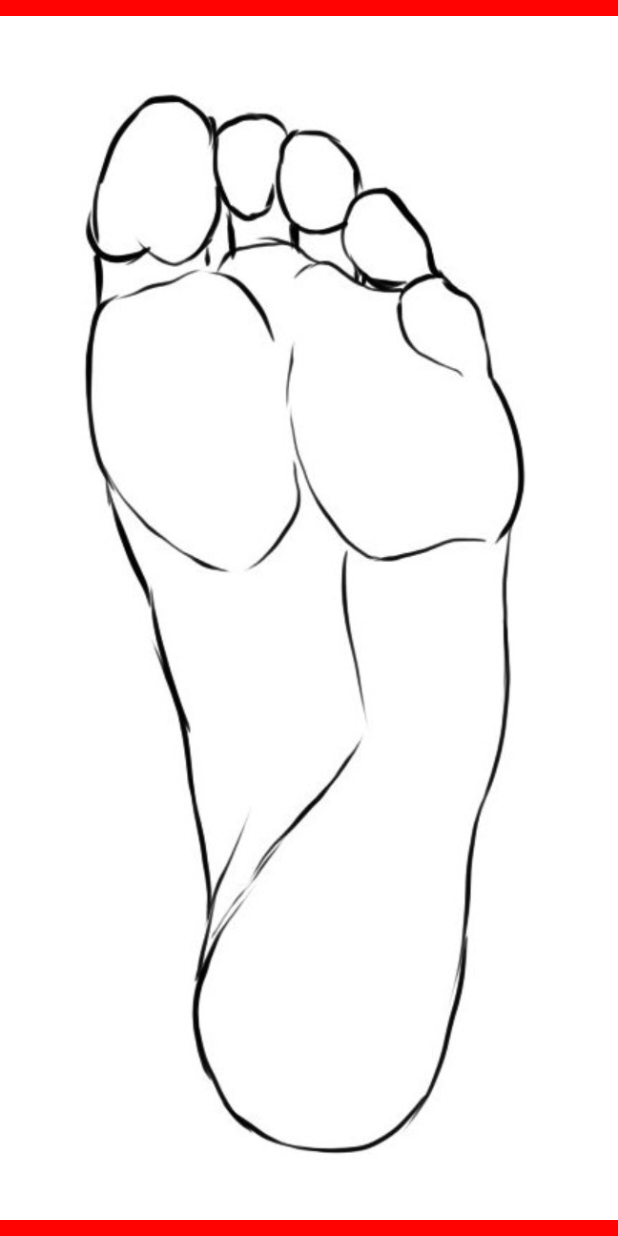
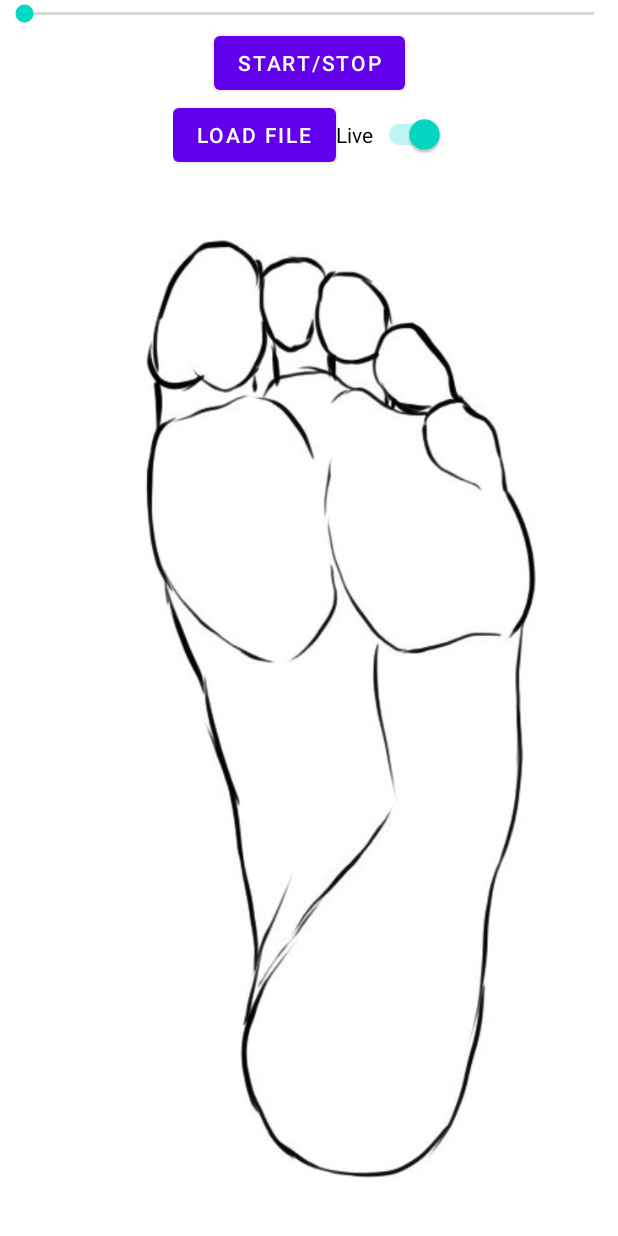
Before and after one commit to Laplace00/Project-E--448_skripsie, an Android app: the layout fragment_heatmap.xml on its own in the app's theme, with its tools: preview values and no code run, on a phone screen of 412 x 824 dp. Run offline under Robolectric (Android 15) with nearby library versions, the light colour scheme and no system bars.

Commit message:
Added baie dinge

```diff
--- a/Footstrike/app/build.gradle
+++ b/Footstrike/app/build.gradle
@@ -7,7 +7,7 @@ android {
 
     defaultConfig {
         applicationId "com.footstrike.myapplication"
-        minSdk 21
+        minSdk 25
         targetSdk 32
         versionCode 1
         versionName "1.0"
--- a/Footstrike/app/src/main/AndroidManifest.xml
+++ b/Footstrike/app/src/main/AndroidManifest.xml
@@ -4,6 +4,9 @@
 
     <uses-permission android:name="android.permission.BLUETOOTH_CONNECT" />
     <uses-permission android:name="android.permission.BLUETOOTH" />
+
+    <uses-permission android:name = "android.permission.WRITE_EXTERNAL_STORAGE"/>
+    <uses-permission android:name = "android.permission.READ_EXTERNAL_STORAGE"/>
 
     <application
         android:allowBackup="true"
--- a/Footstrike/app/src/main/res/layout/fragment_heatmap.xml
+++ b/Footstrike/app/src/main/res/layout/fragment_heatmap.xml
@@ -5,17 +5,60 @@
     android:id="@+id/frameLayout"
     android:layout_width="match_parent"
     android:layout_height="match_parent"
-    android:background="#FF0202"
     tools:context=".HeatmapFragment">
+
+    <com.footstrike.myapplication.DataSeeker
+        android:id="@+id/dataSeeker"
+        android:layout_width="0dp"
+        android:layout_height="wrap_content"
+        app:layout_constraintEnd_toEndOf="parent"
+        app:layout_constraintStart_toStartOf="parent"
+        app:layout_constraintTop_toTopOf="parent" />
+
+    <Button
+        android:id="@+id/btnStartStop"
+        android:layout_width="wrap_content"
+        android:layout_height="wrap_content"
+        android:text="Start/Stop"
+        app:layout_constraintEnd_toEndOf="parent"
+        app:layout_constraintStart_toStartOf="parent"
+        app:layout_constraintTop_toBottomOf="@+id/dataSeeker" />
+
+    <LinearLayout
+        android:id="@+id/linearLayout"
+        android:layout_width="wrap_content"
+        android:layout_height="wrap_content"
+        android:orientation="horizontal"
+        app:layout_constraintEnd_toEndOf="parent"
+        app:layout_constraintStart_toStartOf="parent"
+        app:layout_constraintTop_toBottomOf="@+id/btnStartStop">
+
+        <Button
+            android:id="@+id/btnloadFile"
+            android:layout_width="wrap_content"
+            android:layout_height="wrap_content"
+            android:text="Load File" />
+
+        <Switch
+            android:id="@+id/swtLive"
+            android:layout_width="wrap_content"
+            android:layout_height="wrap_content"
+            android:layout_weight="1"
+            android:checked="true"
+            android:text="Live" />
+
+    </LinearLayout>
 
     <FrameLayout
         android:layout_width="0dp"
         android:layout_height="0dp"
         app:layout_constraintBottom_toBottomOf="parent"
-        app:layout_constraintDimensionRatio="0.5136741973840666:1"
+        app:layout_constraintDimensionRatio="w,0.5136741973840666:1"
         app:layout_constraintEnd_toEndOf="parent"
+        app:layout_constraintHorizontal_bias="1.0"
         app:layout_constraintStart_toStartOf="parent"
-        app:layout_constraintTop_toTopOf="parent">
+        app:layout_constraintTop_toBottomOf="@+id/linearLayout"
+        app:layout_constraintVertical_bias="1.0">
 
         <com.footstrike.myapplication.heatmap.HeatmapView
             android:id="@+id/heatmapView"
```
Also changed, not shown: Footstrike/app/src/main/java/com/footstrike/myapplication/DataSeeker.java (added, +185 -0 lines), Footstrike/app/src/main/java/com/footstrike/myapplication/DataStore.java (+13 -0 lines), Footstrike/app/src/main/java/com/footstrike/myapplication/FileHelper.java (added, +38 -0 lines), Footstrike/app/src/main/java/com/footstrike/myapplication/FilePickDialog.java (added, +95 -0 lines), Footstrike/app/src/main/java/com/footstrike/myapplication/GattHandler.java (+0 -9 lines), Footstrike/app/src/main/java/com/footstrike/myapplication/HeatmapFragment.java (+77 -12 lines), Footstrike/app/src/main/java/com/footstrike/myapplication/MainActivity.java (+2 -5 lines), Footstrike/app/src/main/java/com/footstrike/myapplication/StatsFragment.java (+38 -3 lines), Footstrike/app/src/main/res/layout/file_picker_dialog.xml (added, +25 -0 lines).
